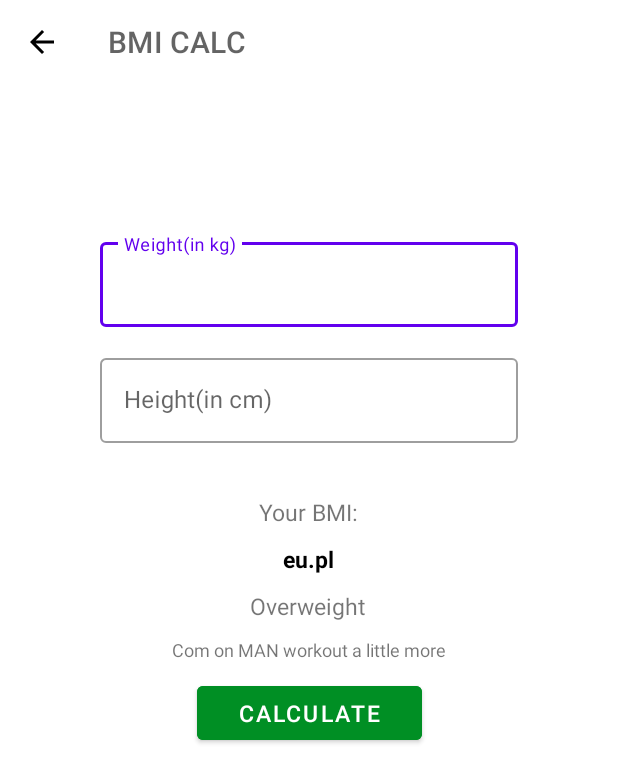
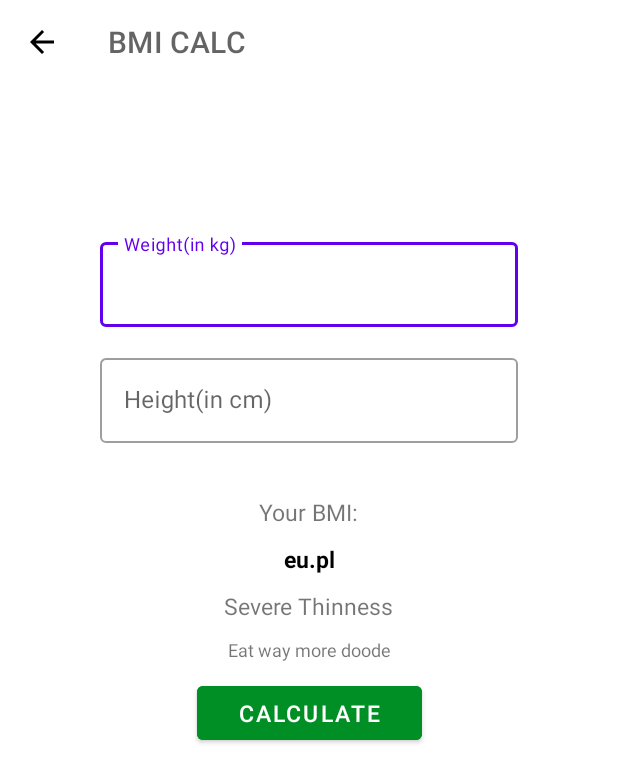
Before and after one commit to LukaszKrolicki/7minApp, an Android app: the BmiActivity screen opened directly, with no data from a screen before it, after a tap on "CALCULATE", on a phone screen of 412 x 824 dp. Shown: the top 783 px of the screen. Run offline under Robolectric (Android 15) with nearby library versions, the phone set to English and light mode, and no system bars; 1 statement that could not run was skipped.

Commit message:
BMI vol2

```diff
--- /dev/null
+++ b/app/src/main/java/eu/pl/snk/senseibunny/a7minuteapp/BMImodel.kt
@@ -0,0 +1,14 @@
+package eu.pl.snk.senseibunny.a7minuteapp
+
+import android.icu.text.StringPrepParseException
+
+class BMImodel(private var id: Int, private var status:String,private var desc:String) {
+
+    public fun getStatus(): String{
+        return status
+    }
+
+    public  fun getDesc(): String{
+        return desc
+    }
+}
--- a/app/src/main/java/eu/pl/snk/senseibunny/a7minuteapp/BmiActivity.kt
+++ b/app/src/main/java/eu/pl/snk/senseibunny/a7minuteapp/BmiActivity.kt
@@ -2,6 +2,7 @@ package eu.pl.snk.senseibunny.a7minuteapp
 
 import android.os.Bundle
 import android.util.Log
+import android.view.View
 import android.widget.Toast
 import androidx.appcompat.app.AppCompatActivity
 import eu.pl.snk.senseibunny.a7minuteapp.databinding.BmiScreenBinding
@@ -44,7 +45,43 @@ class BmiActivity : AppCompatActivity() {
         Toast.makeText(this,height,Toast.LENGTH_LONG).show()
         binding?.bmiRecord?.text=sum.toString().take(5)
 
+        if (sum != null) {
+            setBMIsummary(sum)
+        }
+    }
 
+    private fun setBMIsummary(bmi: Double){
+        val BMIdata=Constants.BMImodelData();
+
+        var chosenBMI:BMImodel?=null
+
+        if(bmi>=40){
+            chosenBMI=BMIdata.get(7)
+        }
+        else if(bmi>=35){
+            chosenBMI=BMIdata.get(6)
+        }
+        else if(bmi>=30){
+            chosenBMI=BMIdata.get(5)
+        }
+        else if(bmi>=25){
+            chosenBMI=BMIdata.get(4)
+        }
+        else if(bmi>=18.5){
+            chosenBMI=BMIdata.get(3)
+        }
+        else if(bmi>=17){
+            chosenBMI=BMIdata.get(2)
+        }
+        else if(bmi>=16){
+            chosenBMI=BMIdata.get(1)
+        }
+        else{
+            chosenBMI=BMIdata.get(0)
+        }
+        binding?.BMIll?.visibility= View.VISIBLE
+        binding?.decision?.text=chosenBMI.getStatus()
+        binding?.Dialog2?.text=chosenBMI.getDesc()
     }
 
     override fun onDestroy() {
--- a/app/src/main/java/eu/pl/snk/senseibunny/a7minuteapp/Constants.kt
+++ b/app/src/main/java/eu/pl/snk/senseibunny/a7minuteapp/Constants.kt
@@ -1,4 +1,7 @@
 package eu.pl.snk.senseibunny.a7minuteapp
+
+import android.provider.BlockedNumberContract
+import java.text.Normalizer
 
 object Constants {
 
@@ -73,4 +76,34 @@ object Constants {
 
             return exerciseList
         }
+
+    fun BMImodelData():ArrayList<BMImodel>{
+        val data=ArrayList<BMImodel>()
+
+        val sThiness=BMImodel(1,"Severe Thinness","Eat way more doode")
+        data.add(sThiness)
+
+        val mThiness=BMImodel(2,"Moderate Thiness", "Eat more doody")
+        data.add(mThiness)
+
+        val midThinnes=BMImodel(3,"Mild Thiness", "Eat a little more bro")
+        data.add(midThinnes)
+
+        val Normal=BMImodel(4,"Normal", "That perfect")
+        data.add(Normal)
+
+        val Overweight=BMImodel(5, "Obesity", "Eat less")
+        data.add(Overweight)
+
+        val Overweight1=BMImodel(6, "Obese class I", "Eat way less")
+        data.add(Overweight1)
+
+        val Overweight2=BMImodel(7,"Obese class II", "Eat way moreee less")
+        data.add(Overweight2)
+
+        val Overweight3=BMImodel(8, "Obese class III", "HOOOGE, EAT LEES BRO")
+        data.add(Overweight3)
+
+        return data;
+    }
 }
--- a/app/src/main/res/layout/bmi_screen.xml
+++ b/app/src/main/res/layout/bmi_screen.xml
@@ -2,7 +2,8 @@
 <androidx.constraintlayout.widget.ConstraintLayout xmlns:android="http://schemas.android.com/apk/res/android"
     android:layout_width="match_parent"
     android:layout_height="match_parent"
-    xmlns:app="http://schemas.android.com/apk/res-auto">
+    xmlns:app="http://schemas.android.com/apk/res-auto"
+    xmlns:tools="http://schemas.android.com/tools">
 
     <androidx.appcompat.widget.Toolbar
         android:id="@+id/toolBarBMI"
@@ -69,6 +70,8 @@
         app:layout_constraintTop_toBottomOf="@id/height"
         android:orientation="vertical"
         android:gravity="center"
+        tools:visibility="visible"
+        android:visibility="gone"
         app:layout_constraintEnd_toEndOf="parent"
         app:layout_constraintStart_toStartOf="parent">
         <TextView
@@ -113,7 +116,7 @@
             />
 
         <TextView
-            android:id="@+id/alertDialog2"
+            android:id="@+id/Dialog2"
             android:layout_width="wrap_content"
             android:layout_height="wrap_content"
 
```
